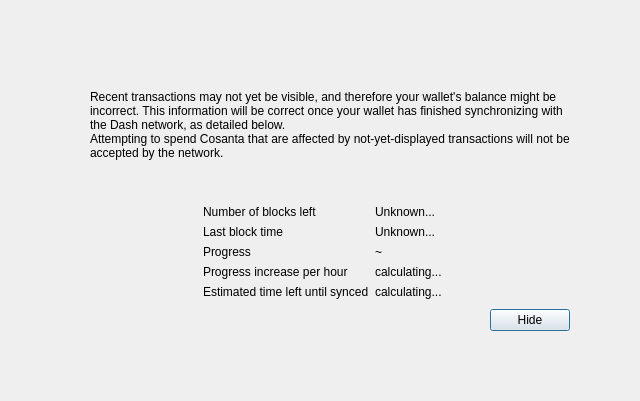
Qt form src/qt/forms/modaloverlay.ui (cosanta/cosanta-core) before a commit.
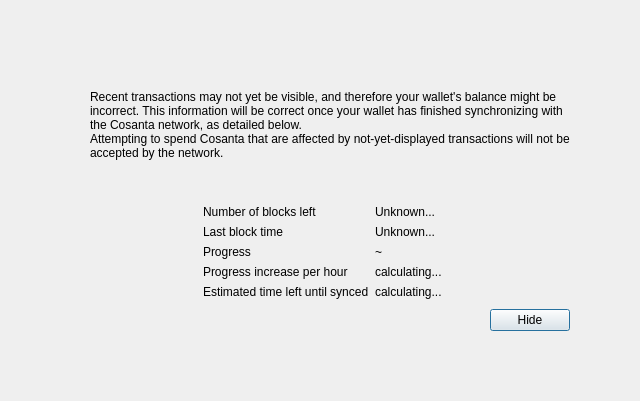
The same form after that commit.

Commit message: chore: clean up remaining Cosanta rebrand artifacts

What changed in the file:
```diff
--- a/src/qt/forms/modaloverlay.ui
+++ b/src/qt/forms/modaloverlay.ui
@@ -111,7 +111,7 @@
              <item>
               <widget class="QLabel" name="infoText">
                <property name="text">
-                <string>Recent transactions may not yet be visible, and therefore your wallet's balance might be incorrect. This information will be correct once your wallet has finished synchronizing with the Dash network, as detailed below.</string>
+                <string>Recent transactions may not yet be visible, and therefore your wallet's balance might be incorrect. This information will be correct once your wallet has finished synchronizing with the Cosanta network, as detailed below.</string>
                </property>
                <property name="textFormat">
                 <enum>Qt::RichText</enum>
```
The commit also changes 206 other files.
